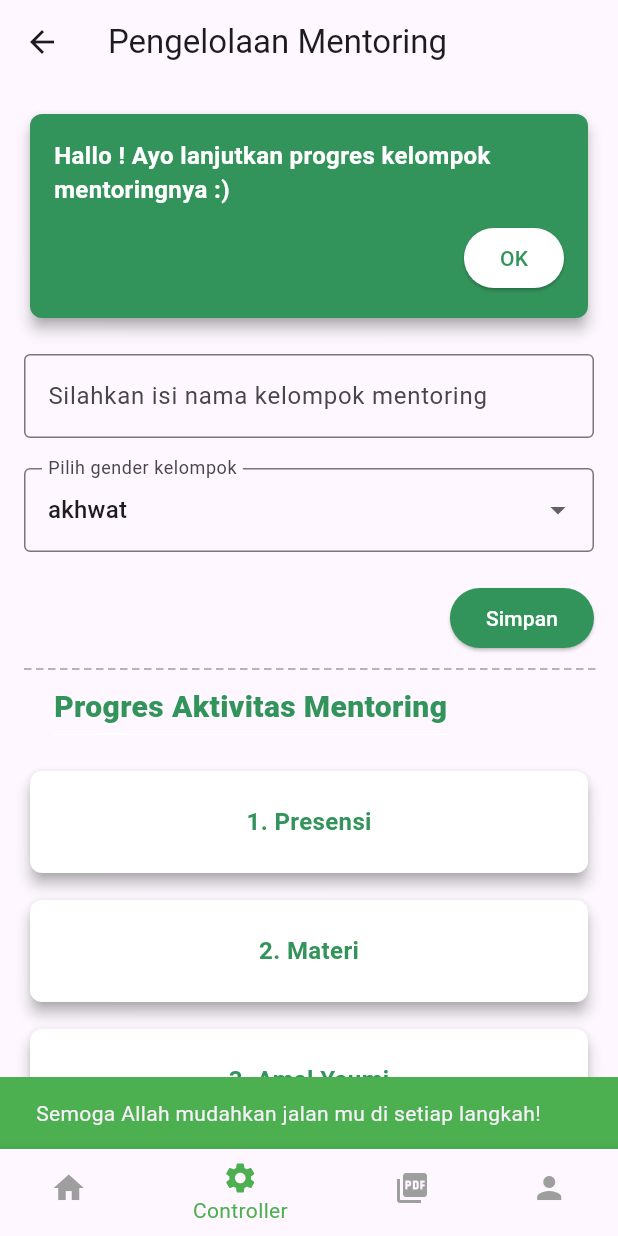
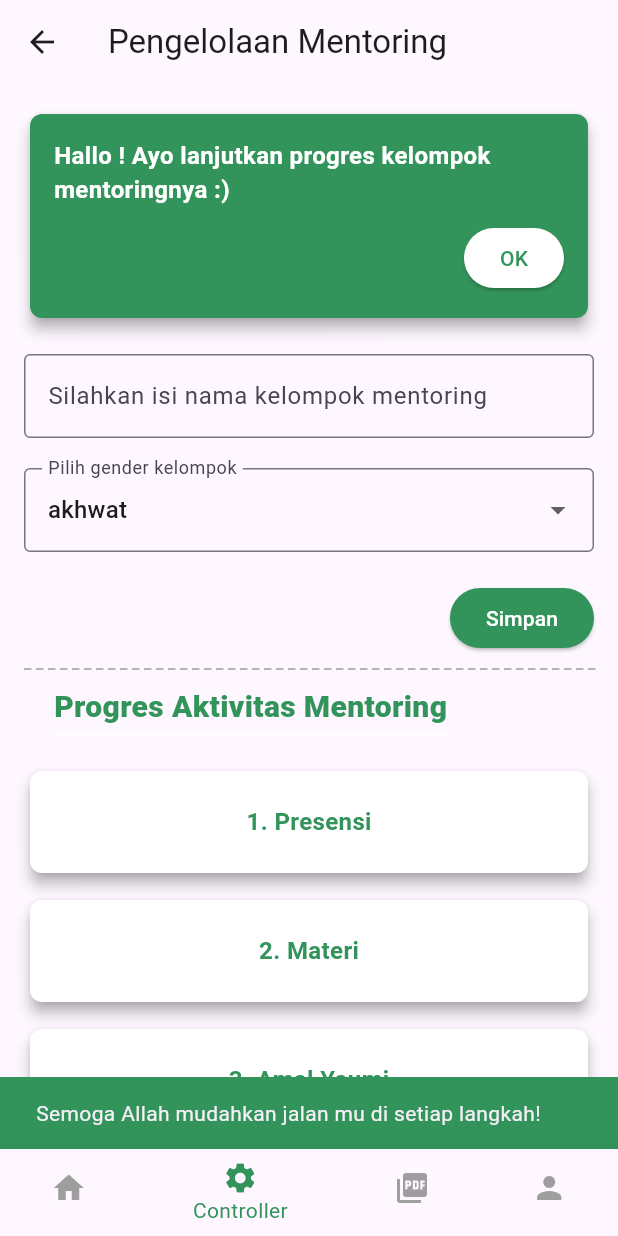
Before and after one commit to nurulsafitri321/TA-nurul-safitri, a Flutter app: the MainPage screen opened by its route, item 2 of the bottom bar chosen, after a tap on "OK", on a phone screen of 412 x 824 dp. Run offline on Flutter 3.47's test engine with Material 3 defaults, Android fonts, the phone set to English and light mode, and no system bars; our stand-ins replace dots_indicator, email_validator, image_picker, shared_preferences, table_calendar; accounts and stored records are empty; network calls fail; Roboto replaces fonts that are missing (Avenir).

Commit message:
commit perubahan untuk ui

```diff
--- a/mentoring_app/lib/navbar/controling/controlling_page.dart
+++ b/mentoring_app/lib/navbar/controling/controlling_page.dart
@@ -49,7 +49,7 @@ class _ControllerPageState extends State<ControllerPage> {
     ScaffoldMessenger.of(context).showSnackBar(
       SnackBar(
         content: Text("Semoga Allah mudahkan jalan mu di setiap langkah!"),
-        backgroundColor: Colors.green, // Mengubah warna latar belakang notifikasi
+        backgroundColor: const Color.fromARGB(255, 51, 148, 91), // Mengubah warna latar belakang notifikasi
         duration: Duration(seconds: 3),
       ),
     );
--- a/mentoring_app/lib/pages/widgets/data_group_mentoring.dart
+++ b/mentoring_app/lib/pages/widgets/data_group_mentoring.dart
@@ -52,7 +52,7 @@ class _DataGroupMentorPageState extends State<DataGroupMentorPage> {
   Widget build(BuildContext context) {
     return Scaffold(
       appBar: AppBar(
-        title: Text("Data Group Mentor"),
+        title: Text("Data Group Mentor",style: TextStyle(color: Colors.white)),
         backgroundColor: Color.fromARGB(255, 51, 148, 91),
       ),
       body: Center(
--- a/mentoring_app/lib/pages/widgets/data_mente.dart
+++ b/mentoring_app/lib/pages/widgets/data_mente.dart
@@ -34,7 +34,7 @@ class _DataMenteePageState extends State<DataMenteePage> {
   Widget build(BuildContext context) {
     return Scaffold(
       appBar: AppBar(
-        title: Text("Data Mentee"),
+        title: Text("Data Mentee",style: TextStyle(color: Colors.white)),
         backgroundColor: Color.fromARGB(255, 51, 148, 91),
       ),
       body: Center(
--- a/mentoring_app/lib/welcome/main_page.dart
+++ b/mentoring_app/lib/welcome/main_page.dart
@@ -65,7 +65,7 @@ class _MainPageState extends State<MainPage> {
           ),
         ],
         currentIndex: _selectedIndex,
-        selectedItemColor: Colors.green,
+        selectedItemColor: const Color.fromARGB(255, 51, 148, 91),
         unselectedItemColor: Colors.grey, // Set the unselected icon color to grey
         onTap: (index) {
           print('BottomNavigationBar tapped, index: $index'); // Debug print
```
Also changed, not shown: mentoring_app/lib/pages/widgets/data_mentor.dart (+9 -3 lines).
